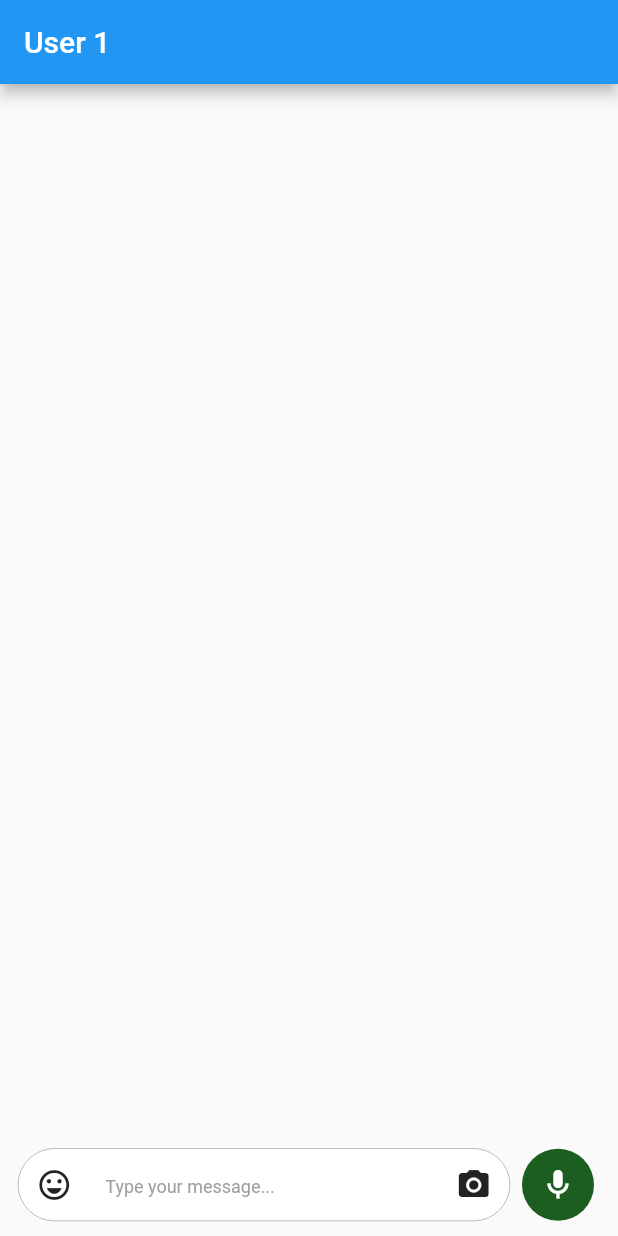
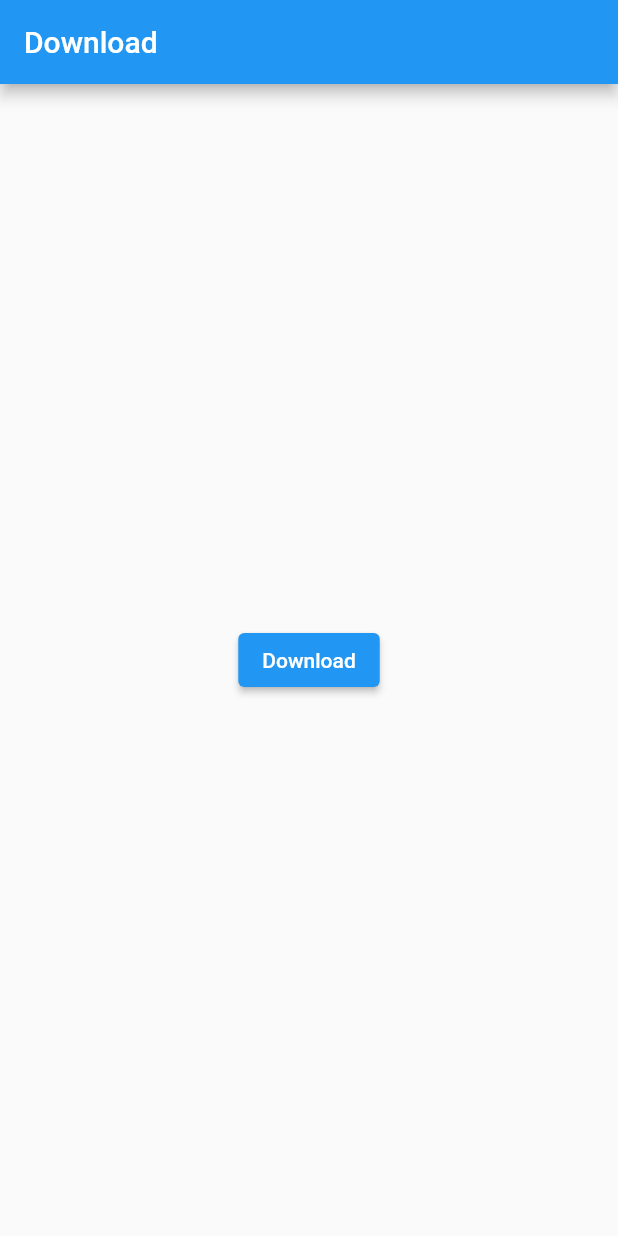
Before and after one commit to ashishkhuraishy/chat_app, a Flutter app: the screen it shows after launch, on a phone screen of 412 x 824 dp. Run offline on Flutter 3.47's test engine with Material 2 defaults, Android fonts, the phone set to English and light mode, and no system bars; our stand-ins replace image_picker, permission_handler, photo_view; missing offline and left inert: emoji_picker, flutter_downloader.

Commit message:
download config completed

```diff
--- a/lib/config/download_config.dart
+++ b/lib/config/download_config.dart
@@ -1,28 +1,32 @@
 import 'dart:async';
+import 'dart:developer';
 import 'dart:io';
 import 'dart:isolate';
 import 'dart:ui';
 
+import 'package:flutter/cupertino.dart';
 import 'package:flutter_downloader/flutter_downloader.dart';
 import 'package:permission_handler/permission_handler.dart';
+import 'package:provider/provider.dart';
 
 enum FileType { image, audio, video }
 // Constant declared to keep track of the current download info
 const String DOWNLOAD_NOTIFIER_PORT = 'DOWNLOAD_NOTIFIER_PORT';
 
-class DownloadConfig {
-  Map<String, String> _urlWithIDMap = {};
-  Map<String, StreamController<DownloadTask>> _idWithControllerMap = {};
+class DownloadConfig extends ChangeNotifier {
+  final Map<String, String> _urlWithIDMap = {};
+  final Map<String, StreamController<DownloadTask>> _idWithControllerMap = {};
 
-  ReceivePort _port = ReceivePort();
+  final ReceivePort _port = ReceivePort();
 
   DownloadConfig() {
     _registerDownload();
   }
 
-  void addTask(String url, String fileType) async {
+  Future<StreamController<DownloadTask>> addTask(
+      String url, String fileType) async {
     var downloadDir = await _generateDownloadDir(fileType);
-    if (downloadDir.isEmpty) return;
+    if (downloadDir.isEmpty) return null;
 
     final taskID = await FlutterDownloader.enqueue(
       url: url,
@@ -33,6 +37,13 @@ class DownloadConfig {
 
     _urlWithIDMap[url] = taskID;
     _idWithControllerMap[taskID] = StreamController<DownloadTask>();
+
+    return _idWithControllerMap[taskID];
+  }
+
+  void dispose() {
+    IsolateNameServer.removePortNameMapping(DOWNLOAD_NOTIFIER_PORT);
+    _port.close();
   }
 
   // This method will initialise and create a port for main isolate
@@ -52,6 +63,7 @@ class DownloadConfig {
 
       var taskInfo =
           DownloadTask(taskId: id, status: status, progress: downloadrogress);
+      print(taskInfo.toString());
 
       _idWithControllerMap[id].add(taskInfo);
     });
@@ -61,7 +73,8 @@ class DownloadConfig {
 
   // Download call back will invoke a callback to the send port which will
   // add data to the respective stream of each download task
-  void _downloadCallback(String id, DownloadTaskStatus status, int progress) {
+  static void _downloadCallback(
+      String id, DownloadTaskStatus status, int progress) {
     final SendPort send =
         IsolateNameServer.lookupPortByName(DOWNLOAD_NOTIFIER_PORT);
     send.send([id, status, progress]);
@@ -75,6 +88,8 @@ class DownloadConfig {
     // we dont have a valid path to store the downloaded file
     bool hasPermission = await _checkStoragePermission();
     if (!hasPermission) return "";
+
+    log(hasPermission.toString());
 
     // TODO: change this to the app name
     String appName = "ChatApp";
@@ -92,6 +107,7 @@ class DownloadConfig {
     var permission = Permission.storage;
     var status = await permission.status;
 
+    log(status.toString());
     if (status.isGranted) return true;
 
     if (status.isPermanentlyDenied) {
--- a/lib/main.dart
+++ b/lib/main.dart
@@ -1,3 +1,5 @@
+import 'package:chat_app/config/download_config.dart';
+import 'package:chat_app/screens/download_page.dart';
 import 'package:flutter/material.dart';
 import 'package:flutter_downloader/flutter_downloader.dart';
 import 'package:provider/provider.dart';
@@ -14,14 +16,22 @@ void main() async {
 class MyApp extends StatelessWidget {
   @override
   Widget build(BuildContext context) {
-    return ChangeNotifierProvider(
-      create: (context) => MessageProvider(),
+    return MultiProvider(
+      providers: [
+        ChangeNotifierProvider(create: (_) => MessageProvider()),
+        Provider<DownloadConfig>(
+          create: (context) => DownloadConfig(),
+          dispose: (context, value) {
+            value.dispose();
+          },
+        ),
+      ],
       child: MaterialApp(
         title: 'Flutter Demo',
         theme: ThemeData(
           primarySwatch: Colors.blue,
         ),
-        home: MessagePage(),
+        home: DownloadPage(),
       ),
     );
   }
--- /dev/null
+++ b/lib/screens/download_page.dart
@@ -0,0 +1,76 @@
+import 'dart:async';
+import 'dart:developer';
+
+import 'package:chat_app/config/download_config.dart';
+import 'package:flutter/material.dart';
+import 'package:flutter_downloader/flutter_downloader.dart';
+import 'package:provider/provider.dart';
+
+class DownloadPage extends StatefulWidget {
+  @override
+  _DownloadPageState createState() => _DownloadPageState();
+}
+
+class _DownloadPageState extends State<DownloadPage> {
+  String videoUrl =
+      'http://commondatastorage.googleapis.com/gtv-videos-bucket/sample/BigBuckBunny.mp4';
+
+  StreamController<DownloadTask> _controller;
+
+  DownloadConfig _downloadConfig;
+
+  @override
+  void initState() {
+    super.initState();
+    _controller = StreamController();
+    _downloadConfig = DownloadConfig();
+  }
+
+  @override
+  void dispose() {
+    _downloadConfig.dispose();
+    super.dispose();
+  }
+
+  @override
+  Widget build(BuildContext context) {
+    return Scaffold(
+      appBar: AppBar(
+        title: Text('Download'),
+      ),
+      body: Column(
+        mainAxisAlignment: MainAxisAlignment.center,
+        crossAxisAlignment: CrossAxisAlignment.center,
+        children: [
+          ElevatedButton(
+            onPressed: () async {
+              var _controller =
+                  await _downloadConfig.addTask(videoUrl, 'video');
+
+              setState(() {
+                this._controller = _controller;
+              });
+            },
+            child: Text('Download'),
+          ),
+          Container(
+            child: StreamBuilder<DownloadTask>(
+                stream: _controller.stream,
+                builder: (context, snapshot) {
+                  log(snapshot.data.toString());
+                  if (!snapshot.hasData) {
+                    return Container();
+                  }
+
+                  return Center(
+                    child: CircularProgressIndicator(
+                      value: snapshot.data.progress / 100,
+                    ),
+                  );
+                }),
+          ),
+        ],
+      ),
+    );
+  }
+}
```
Also changed, not shown: 2 other files.
